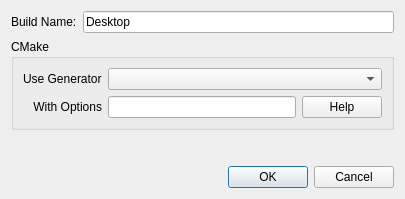
Before: the Qt Designer form Editor/src/Assets/Source/DlgNewBuild.ui in GameOverture/HarmonyEngine, drawn with Qt 5.
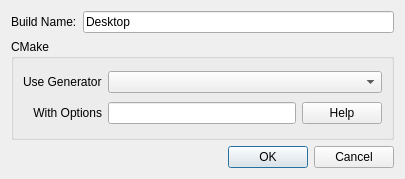
After: the same form once the commit is applied.

Commit message: Dialog error labels are now inline with the button box

What changed in the file:
```diff
--- a/Editor/src/Assets/Source/DlgNewBuild.ui
+++ b/Editor/src/Assets/Source/DlgNewBuild.ui
@@ -7,7 +7,7 @@
     <x>0</x>
     <y>0</y>
     <width>405</width>
-    <height>199</height>
+    <height>179</height>
    </rect>
   </property>
   <property name="windowTitle">
@@ -78,6 +78,8 @@
     </widget>
    </item>
    <item>
+    <layout class="QHBoxLayout" name="horizontalLayout_2">
+     <item>
     <widget class="QLabel" name="lblError">
      <property name="text">
       <string/>
@@ -99,6 +101,8 @@
       <set>QDialogButtonBox::StandardButton::Cancel|QDialogButtonBox::StandardButton::Ok</set>
      </property>
     </widget>
+     </item>
+    </layout>
    </item>
   </layout>
  </widget>
```
Lines whose indentation alone changed are shown as unchanged. The commit also changes 7 other files.
